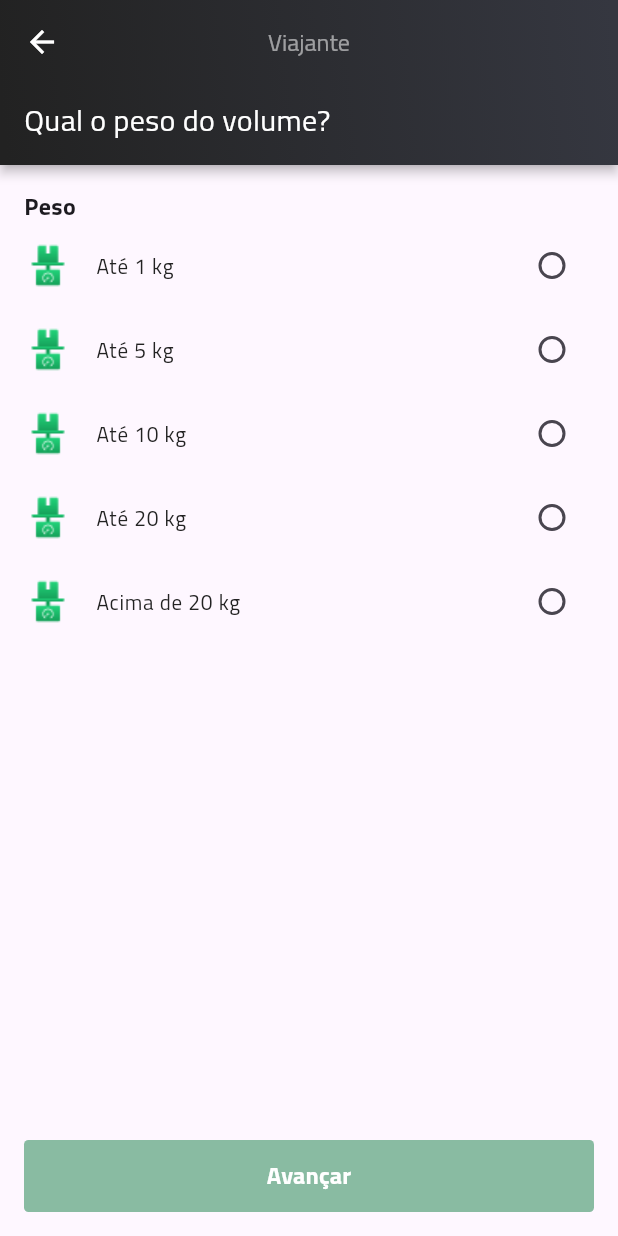
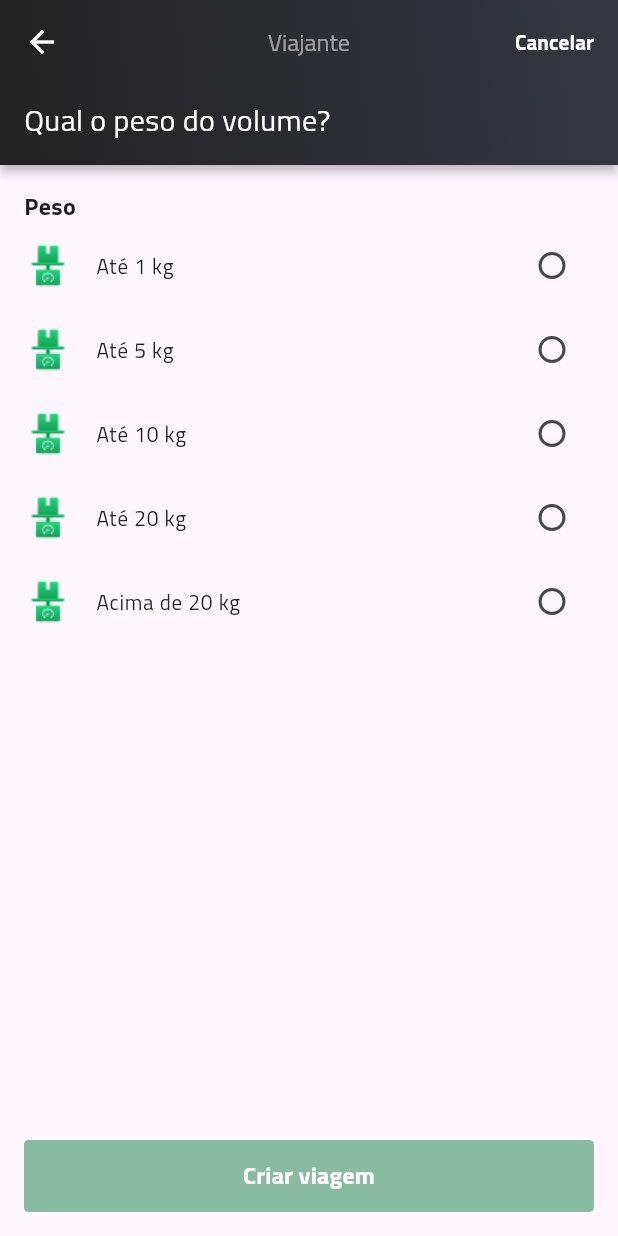
Before and after one commit to schuberty/Jera-Muvver, a Flutter app: the PassengerPackageWeightPage screen opened by its route, on a phone screen of 412 x 824 dp. Run offline on Flutter 3.47's test engine with Material 2 defaults, Android fonts, the light colour scheme and no system bars; our stand-ins replace equatable, flutter_bloc.

Commit message:
Updated next buttons on passenger pages

```diff
--- a/lib/src/modules/passenger/presentation/pages/page_body/passenger_radial_selection_body.dart
+++ b/lib/src/modules/passenger/presentation/pages/page_body/passenger_radial_selection_body.dart
@@ -15,7 +15,9 @@ class PassengerRadialSelectionBody extends StatelessWidget {
   final String pageTitle;
   final String pageSubtitle;
   final String radialListTitle;
+  final String nextButtonText;
   final double? appBarHeight;
+  final List<Widget>? actions;
 
   const PassengerRadialSelectionBody({
     required this.radialList,
@@ -26,14 +28,16 @@ class PassengerRadialSelectionBody extends StatelessWidget {
     required this.pageTitle,
     required this.pageSubtitle,
     required this.radialListTitle,
+    this.nextButtonText = "Avançar",
     this.appBarHeight,
+    this.actions,
     super.key,
   });
 
   @override
   Widget build(BuildContext context) {
     return Scaffold(
-      floatingActionButton: PassengerFloatingButton("Avançar", onPressed: nextStepCallback),
+      floatingActionButton: PassengerFloatingButton(nextButtonText, onPressed: nextStepCallback),
       floatingActionButtonLocation: FloatingActionButtonLocation.centerFloat,
       body: CustomScrollView(
         slivers: <Widget>[
@@ -45,6 +49,7 @@ class PassengerRadialSelectionBody extends StatelessWidget {
               text: pageSubtitle,
               height: appBarHeight,
             ),
+            actions: actions,
           ),
           SliverToBoxAdapter(
             child: Container(
--- a/lib/src/modules/passenger/presentation/pages/passenger_package_weight_page.dart
+++ b/lib/src/modules/passenger/presentation/pages/passenger_package_weight_page.dart
@@ -1,4 +1,5 @@
 import 'package:flutter/material.dart';
+import 'package:jera_muvver/src/modules/passenger/presentation/components/passenger_cancel_text_button.dart';
 import 'package:jera_muvver/src/modules/passenger/presentation/cubit/passenger_cubit.dart';
 import 'package:jera_muvver/src/modules/passenger/presentation/model/radial_option_model.dart';
 import 'package:jera_muvver/src/modules/passenger/presentation/radial_options.dart';
@@ -26,9 +27,11 @@ class _PassengerPackageWeightPageState extends State<PassengerPackageWeightPage>
       nextStepCallback: nextStepCallback,
       onBackLeadingPressed: navigateBackToPathSelection,
       onRadialOptionUpdated: onRadialOptionUpdated,
+      actions: <Widget>[PassengerCancelTextButton(onPressed: navigateBackToHome)],
       pageTitle: "Viajante",
       pageSubtitle: "Qual o peso do volume?",
       radialListTitle: "Peso",
+      nextButtonText: "Criar viagem",
       appBarHeight: 54,
     );
   }
@@ -50,6 +53,10 @@ class _PassengerPackageWeightPageState extends State<PassengerPackageWeightPage>
     }
   }
 
+  void navigateBackToHome() {
+    Navigator.of(context).pushNamedAndRemoveAll("/");
+  }
+
   void navigateBackToPathSelection() {
     Navigator.of(context).pop();
   }
--- a/lib/src/modules/passenger/presentation/pages/passenger_trip_created_page.dart
+++ b/lib/src/modules/passenger/presentation/pages/passenger_trip_created_page.dart
@@ -17,7 +17,7 @@ class _PassengerTripCreatedPageState extends State<PassengerTripCreatedPage> {
 
     return Scaffold(
       floatingActionButton: PassengerFloatingButton(
-        "Visualizar volumes",
+        "Voltar ao início",
         onPressed: nextStepCallback,
       ),
       floatingActionButtonLocation: FloatingActionButtonLocation.centerFloat,
--- a/lib/src/shared/app/app_constants.dart
+++ b/lib/src/shared/app/app_constants.dart
@@ -5,8 +5,8 @@ class AppConstants {
 
   static const primaryColor = Color(0xFF16A45C);
   static const secondaryColor = Color(0xFFB8B8B8);
+  static const subtitleColor = Color(0x8A222222);
   static const darkColor = Color(0xFF222222);
-  static const subtitleColor = Color(0x8A222222);
 
   static LinearGradient linearDarkGradient({bool useRotation = true}) {
     return LinearGradient(
```
Also changed, not shown: lib/src/modules/passenger/presentation/pages/passenger_package_type_page.dart (+7 -0 lines).
